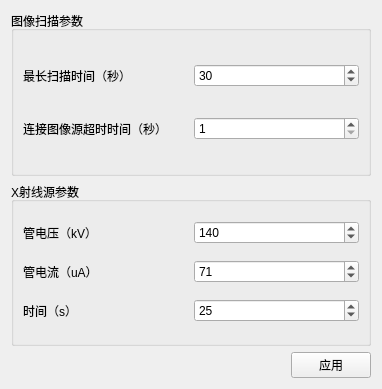
curious-heart/x-data-scanner, file syssettingswidget.ui: the form before one commit.
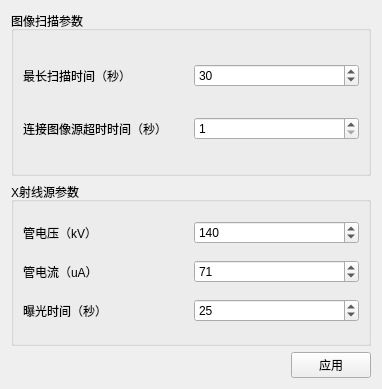
The form after the commit.

```diff
--- a/syssettingswidget.ui
+++ b/syssettingswidget.ui
@@ -118,7 +118,7 @@
         <item>
          <widget class="QLabel" name="expoDuraLbl">
           <property name="text">
-           <string>时间（s）</string>
+           <string>曝光时间（秒）</string>
           </property>
          </widget>
         </item>
```
